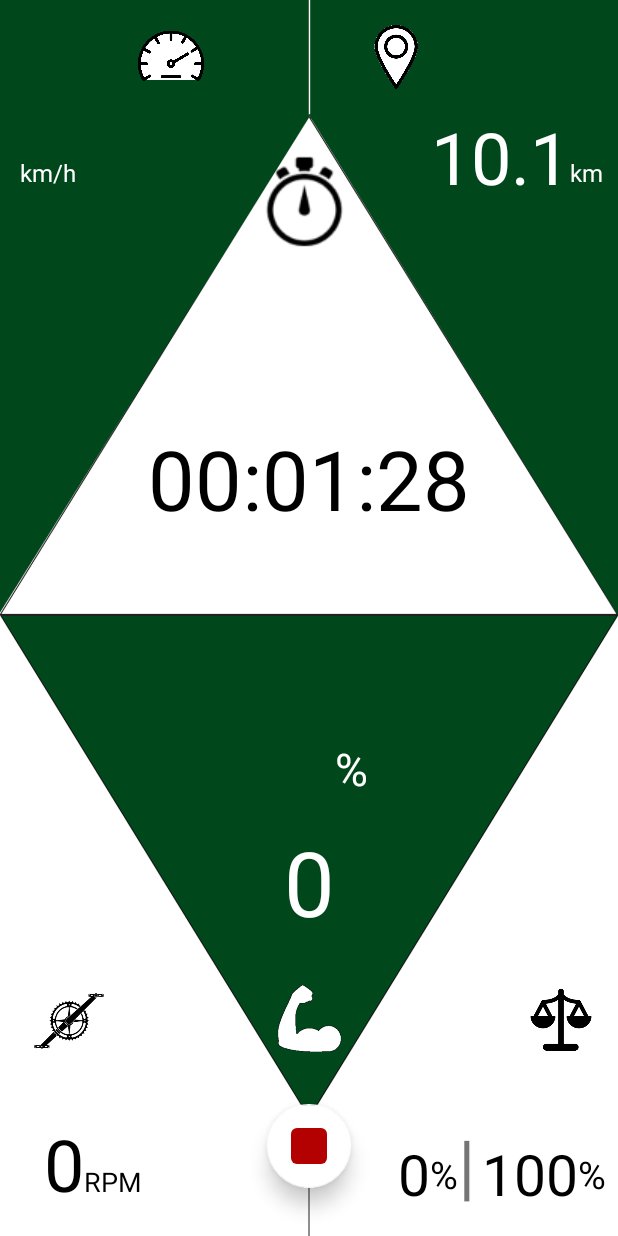
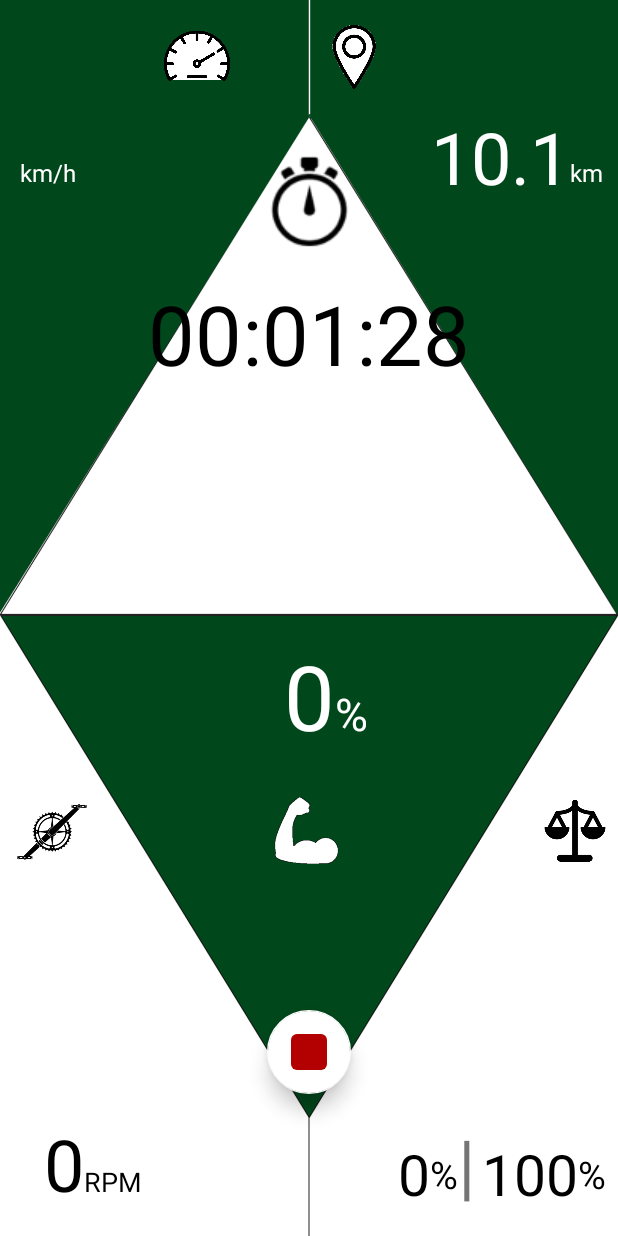
Before and after one commit to TheMikeL/musclebike, an Android app: the fragment RideFragment shown on its own in the app's theme, after a tap on an icon or button, on a phone screen of 412 x 824 dp. Run offline under Robolectric (Android 15) with nearby library versions, the phone set to English and light mode, and no system bars; our stand-ins replace Firebase (no records; nobody signed in at launch, a user with empty details on screens opened directly), Room's generated code; libraries missing offline, so code that uses them is left out: com.facebook.stetho; 7 statements that could not run were skipped.

Commit message:
Initial coordinate problem fixed
Needs testing to confirm

```diff
--- a/app/src/main/java/me/jonahchin/musclebike/Fragments/RideFragment.java
+++ b/app/src/main/java/me/jonahchin/musclebike/Fragments/RideFragment.java
@@ -20,6 +20,7 @@ import android.view.LayoutInflater;
 import android.view.View;
 import android.view.ViewGroup;
 import android.widget.TextView;
+import android.widget.Toast;
 
 import com.google.android.gms.location.FusedLocationProviderClient;
 import com.google.android.gms.location.LocationCallback;
@@ -142,7 +143,6 @@ public class RideFragment extends Fragment {
                 updateRide(total_elapsed_time, distance_covered);
                 stopLocationUpdates();
                 mPyRef.setValue(false);
-                locationCheck = false;
                 handler.removeCallbacksAndMessages(runnable);
                 ((MainActivity) getActivity()).mBottomNav.setVisibility(View.VISIBLE);
                 mCallbacks.onListItemClick(mCurrentRide);
@@ -163,8 +163,7 @@ public class RideFragment extends Fragment {
             public void onSuccess(Location location) {
                 initialLatitude = location.getLatitude();
                 initialLongitude = location.getLongitude();
-                if (initialLatitude < 0 || initialLongitude > 0)
-                    locationCheck = true;
+
                 prevLat = initialLatitude;
                 prevLong = initialLongitude;
                 if (location != null) {
@@ -370,7 +369,7 @@ public class RideFragment extends Fragment {
             protected String doInBackground(Void... params) {
                 RideDatapointDao dataDao = mAppDatabase.rideDatapointDao();
                 RideDatapoint point = new RideDatapoint();
-                if (locationCheck == true) {
+                if (currLat != 0 && currLong != 0) {
                     point.setTimestamp(MillisecondTime);
                     point.setCadence(cadenceVal);
                     point.setMuscle(muscleForce);
--- a/app/src/main/res/drawable/startbutton.xml
+++ b/app/src/main/res/drawable/startbutton.xml
@@ -4,31 +4,31 @@
         <shape android:shape="oval">
             <solid android:color="@color/colorPrimaryDark"/>
             <stroke
-                android:width="4dp"
+                android:width="5dp"
                 android:color="@color/colorAccent" />
             <corners android:bottomRightRadius="8dp"
                 android:bottomLeftRadius="8dp"
                 android:topRightRadius="8dp"
                 android:topLeftRadius="8dp"/>
             <size
-                android:width="150dp"
-                android:height="150dp"/>
+                android:width="200dp"
+                android:height="200dp"/>
 
         </shape>
     </item>
     <item android:state_pressed="true">
         <shape android:shape="oval">
-            <solid android:color="@color/colorPrimary"/>
+            <solid android:color="@color/colorFour"/>
             <stroke
-                android:width="4dp"
+                android:width="2dp"
                 android:color="@color/colorAccent" />
             <corners android:bottomRightRadius="8dp"
                 android:bottomLeftRadius="8dp"
                 android:topRightRadius="8dp"
                 android:topLeftRadius="8dp"/>
             <size
-                android:width="150dp"
-                android:height="150dp"/>
+                android:width="200dp"
+                android:height="200dp"/>
 
         </shape>
     </item>
--- a/app/src/main/res/layout/fragment_home.xml
+++ b/app/src/main/res/layout/fragment_home.xml
@@ -12,7 +12,7 @@
         android:id="@+id/start_button"
         android:layout_width="80dp"
         android:layout_height="80dp"
-        android:layout_marginBottom="32dp"
+        android:layout_marginBottom="48dp"
         android:layout_marginLeft="8dp"
         android:layout_marginRight="8dp"
         android:background="@drawable/startbutton"
@@ -25,7 +25,7 @@
         app:layout_constraintEnd_toEndOf="parent"
         app:layout_constraintLeft_toLeftOf="parent"
         app:layout_constraintRight_toRightOf="parent"
-        app:layout_constraintStart_toStartOf="parent"/>
+        app:layout_constraintStart_toStartOf="parent" />
 
     <TextView
         android:id="@+id/textView"
@@ -47,16 +47,16 @@
         android:id="@+id/imageView2"
         android:layout_width="0dp"
         android:layout_height="200dp"
+        android:layout_marginBottom="8dp"
         android:layout_marginLeft="64dp"
         android:layout_marginRight="64dp"
+        android:layout_marginTop="24dp"
         android:tint="@color/colorAccent"
+        app:layout_constraintBottom_toTopOf="@+id/start_button"
         app:layout_constraintHorizontal_bias="0.0"
         app:layout_constraintLeft_toLeftOf="parent"
         app:layout_constraintRight_toRightOf="parent"
-        app:srcCompat="@drawable/ic_directions_bike_black"
         app:layout_constraintTop_toTopOf="parent"
-        android:layout_marginTop="8dp"
-        android:layout_marginBottom="8dp"
-        app:layout_constraintBottom_toTopOf="@+id/start_button"/>
+        app:srcCompat="@drawable/ic_directions_bike_black" />
 
 </android.support.constraint.ConstraintLayout>
--- a/app/src/main/res/layout/fragment_ride.xml
+++ b/app/src/main/res/layout/fragment_ride.xml
@@ -15,10 +15,10 @@
         android:background="@drawable/backgroundimg"
         app:layout_constraintBottom_toBottomOf="parent"
         app:layout_constraintEnd_toEndOf="parent"
+        app:layout_constraintHorizontal_bias="0.0"
         app:layout_constraintStart_toStartOf="parent"
-        tools:layout_editor_absoluteX="0dp"
         app:layout_constraintTop_toTopOf="parent"
-        android:layout_marginTop="0dp">
+        app:layout_constraintVertical_bias="0.0">
 
     </android.support.constraint.ConstraintLayout>
 
@@ -30,15 +30,15 @@
         android:layout_marginEnd="8dp"
         android:layout_marginStart="8dp"
         android:layout_marginTop="8dp"
+        android:tint="#b30000"
         app:backgroundTint="@android:color/white"
+        app:elevation="8dp"
         app:fabSize="normal"
         app:layout_constraintBottom_toBottomOf="@+id/expanded_view"
         app:layout_constraintEnd_toEndOf="parent"
         app:layout_constraintStart_toStartOf="parent"
         app:layout_constraintTop_toBottomOf="@+id/muscle_title"
-        android:tint= "#b30000"
-        app:elevation= "8dp"
-        app:srcCompat="@drawable/ic_media_stop"/>
+        app:srcCompat="@drawable/ic_media_stop" />
 
     <ImageView
         android:id="@+id/time_title"
@@ -56,10 +56,11 @@
         android:id="@+id/distance_title"
         android:layout_width="44dp"
         android:layout_height="44dp"
-        android:layout_marginEnd="24dp"
+        android:layout_marginStart="8dp"
         android:layout_marginTop="16dp"
         app:layout_constraintEnd_toEndOf="parent"
-        app:layout_constraintStart_toEndOf="@+id/speed_title"
+        app:layout_constraintHorizontal_bias="0.142"
+        app:layout_constraintStart_toStartOf="@+id/guideline3"
         app:layout_constraintTop_toTopOf="parent"
         app:srcCompat="@drawable/distance" />
 
@@ -67,8 +68,10 @@
         android:id="@+id/speed_title"
         android:layout_width="48dp"
         android:layout_height="55dp"
+        android:layout_marginEnd="8dp"
         android:layout_marginStart="90dp"
         android:layout_marginTop="10dp"
+        app:layout_constraintEnd_toStartOf="@+id/guideline3"
         app:layout_constraintStart_toStartOf="parent"
         app:layout_constraintTop_toTopOf="parent"
         app:srcCompat="@drawable/speed" />
@@ -77,38 +80,36 @@
         android:id="@+id/muscle_title"
         android:layout_width="50dp"
         android:layout_height="50dp"
-        android:layout_marginBottom="120dp"
         android:layout_marginEnd="8dp"
         android:layout_marginStart="8dp"
-        app:layout_constraintBottom_toBottomOf="@+id/expanded_view"
-        app:layout_constraintEnd_toEndOf="parent"
-        app:layout_constraintStart_toStartOf="parent"
+        app:layout_constraintBottom_toBottomOf="@+id/balance_title"
+        app:layout_constraintEnd_toStartOf="@+id/balance_title"
+        app:layout_constraintHorizontal_bias="0.467"
+        app:layout_constraintStart_toEndOf="@+id/pedal_title"
+        app:layout_constraintTop_toTopOf="@+id/balance_title"
+        app:layout_constraintVertical_bias="0.0"
         app:srcCompat="@drawable/muscle" />
 
     <ImageView
         android:id="@+id/balance_title"
         android:layout_width="41dp"
         android:layout_height="50dp"
-        android:layout_marginBottom="52dp"
+        android:layout_marginBottom="8dp"
         android:layout_marginEnd="8dp"
-        android:layout_marginStart="8dp"
-        app:layout_constraintBottom_toTopOf="@+id/muscle_right"
+        android:layout_marginTop="8dp"
+        app:layout_constraintBottom_toBottomOf="parent"
         app:layout_constraintEnd_toEndOf="parent"
-        app:layout_constraintHorizontal_bias="0.927"
-        app:layout_constraintStart_toEndOf="@+id/muscle_title"
+        app:layout_constraintTop_toTopOf="@+id/guideline2"
         app:srcCompat="@drawable/balance" />
 
     <ImageView
         android:id="@+id/pedal_title"
         android:layout_width="53dp"
         android:layout_height="48dp"
-        android:layout_marginBottom="120dp"
-        android:layout_marginEnd="8dp"
         android:layout_marginStart="8dp"
-        app:layout_constraintBottom_toBottomOf="parent"
-        app:layout_constraintEnd_toStartOf="@+id/muscle_title"
-        app:layout_constraintHorizontal_bias="0.1"
+        app:layout_constraintBottom_toBottomOf="@+id/muscle_title"
         app:layout_constraintStart_toStartOf="parent"
+        app:layout_constraintTop_toTopOf="@+id/muscle_title"
         app:srcCompat="@drawable/pedal" />
 
     <TextView
@@ -126,18 +127,17 @@
         android:id="@+id/time_value"
         android:layout_width="wrap_content"
         android:layout_height="wrap_content"
-        android:layout_marginBottom="8dp"
+        android:layout_marginBottom="16dp"
         android:layout_marginEnd="8dp"
         android:layout_marginStart="8dp"
         android:layout_marginTop="8dp"
         android:text="00:00:00"
         android:textColor="@android:color/black"
         android:textSize="55sp"
-        app:layout_constraintBottom_toTopOf="@+id/muscle_value"
+        app:layout_constraintBottom_toTopOf="@+id/guideline2"
         app:layout_constraintEnd_toEndOf="parent"
         app:layout_constraintStart_toStartOf="parent"
-        app:layout_constraintTop_toBottomOf="@+id/time_title"
-        app:layout_constraintVertical_bias="0.361" />
+        app:layout_constraintTop_toBottomOf="@+id/time_title" />
 
     <TextView
         android:id="@+id/distance_elapsed"
@@ -195,7 +195,7 @@
         android:layout_marginBottom="196dp"
         android:layout_marginEnd="8dp"
         android:layout_marginStart="8dp"
-        android:layout_marginTop="8dp"
+        android:layout_marginTop="16dp"
         android:text="80"
         android:textColor="@android:color/white"
         android:textSize="60sp"
@@ -203,8 +203,7 @@
         app:layout_constraintEnd_toEndOf="parent"
         app:layout_constraintHorizontal_bias="0.501"
         app:layout_constraintStart_toStartOf="parent"
-        app:layout_constraintTop_toTopOf="parent"
-        app:layout_constraintVertical_bias="1.0" />
+        app:layout_constraintTop_toTopOf="@+id/guideline2" />
 
     <TextView
         android:id="@+id/muscle_units"
@@ -216,12 +215,12 @@
         android:text="%"
         android:textColor="@android:color/white"
         android:textSize="30sp"
-        app:layout_constraintBottom_toBottomOf="parent"
+        app:layout_constraintBottom_toBottomOf="@+id/muscle_value"
         app:layout_constraintEnd_toEndOf="parent"
         app:layout_constraintHorizontal_bias="0.0"
         app:layout_constraintStart_toEndOf="@+id/muscle_value"
-        app:layout_constraintTop_toTopOf="parent"
-        app:layout_constraintVertical_bias="0.631" />
+        app:layout_constraintTop_toTopOf="@+id/guideline2"
+        app:layout_constraintVertical_bias="1.0" />
 
     <TextView
         android:id="@+id/cadence_value"
@@ -303,4 +302,18 @@
         app:layout_constraintBottom_toBottomOf="parent"
         app:layout_constraintEnd_toEndOf="parent" />
 
+    <android.support.constraint.Guideline
+        android:id="@+id/guideline2"
+        android:layout_width="wrap_content"
+        android:layout_height="wrap_content"
+        android:orientation="horizontal"
+        app:layout_constraintGuide_begin="283dp" />
+
+    <android.support.constraint.Guideline
+        android:id="@+id/guideline3"
+        android:layout_width="wrap_content"
+        android:layout_height="wrap_content"
+        android:orientation="vertical"
+        app:layout_constraintGuide_begin="180dp" />
+
 </android.support.constraint.ConstraintLayout>
--- a/app/src/main/res/values/colors.xml
+++ b/app/src/main/res/values/colors.xml
@@ -1,9 +1,10 @@
 <?xml version="1.0" encoding="utf-8"?>
 <resources>
     <color name="colorPrimary">#00471B</color>
-    <color name="colorPrimaryDark">#008431</color>
+    <color name="colorPrimaryDark">#367343</color>
     <color name="colorAccent">#EEE1C6</color>
     <color name="colorSecondary">#0057B8</color>
     <color name="colorTertiary">#AC1A2F</color>
+    <color name="colorFour">#003314</color>
 
 </resources>
```
Also changed, not shown: app/src/main/res/drawable/clock.png.
